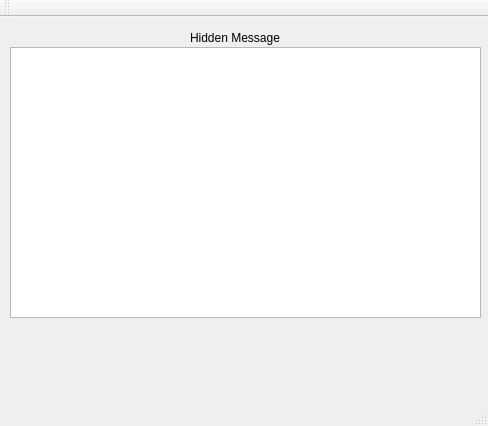
Above: mainwindow.ui from Kravlalala/LSB before the change. Below: the same form after it.
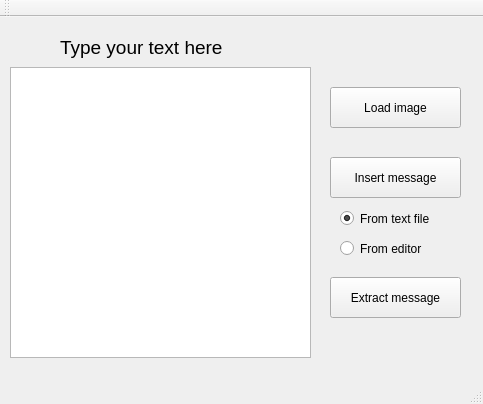
That is the form after the change.

```diff
--- a/mainwindow.ui
+++ b/mainwindow.ui
@@ -6,8 +6,8 @@
    <rect>
     <x>0</x>
     <y>0</y>
-    <width>488</width>
-    <height>426</height>
+    <width>483</width>
+    <height>404</height>
    </rect>
   </property>
   <property name="windowTitle">
@@ -17,26 +17,99 @@
    <widget class="QLabel" name="label">
     <property name="geometry">
      <rect>
-      <x>190</x>
-      <y>10</y>
-      <width>121</width>
+      <x>60</x>
+      <y>20</y>
+      <width>181</width>
       <height>21</height>
      </rect>
     </property>
+    <property name="font">
+     <font>
+      <pointsize>14</pointsize>
+     </font>
+    </property>
     <property name="text">
-     <string>Hidden Message</string>
+     <string>Type your text here</string>
     </property>
    </widget>
-   <widget class="QListView" name="listView">
+   <widget class="QTextEdit" name="textEdit">
     <property name="geometry">
      <rect>
       <x>10</x>
-      <y>30</y>
-      <width>471</width>
-      <height>271</height>
+      <y>50</y>
+      <width>301</width>
+      <height>291</height>
      </rect>
     </property>
    </widget>
+   <widget class="QPushButton" name="loadContainer">
+    <property name="geometry">
+     <rect>
+      <x>330</x>
+      <y>70</y>
+      <width>131</width>
+      <height>41</height>
+     </rect>
+    </property>
+    <property name="text">
+     <string>Load image</string>
+    </property>
+   </widget>
+   <widget class="QPushButton" name="insertMessage">
+    <property name="geometry">
+     <rect>
+      <x>330</x>
+      <y>140</y>
+      <width>131</width>
+      <height>41</height>
+     </rect>
+    </property>
+    <property name="text">
+     <string>Insert message</string>
+    </property>
+   </widget>
+   <widget class="QRadioButton" name="fileRadio">
+    <property name="geometry">
+     <rect>
+      <x>340</x>
+      <y>190</y>
+      <width>112</width>
+      <height>23</height>
+     </rect>
+    </property>
+    <property name="text">
+     <string>From text file</string>
+    </property>
+    <property name="checked">
+     <bool>true</bool>
+    </property>
+   </widget>
+   <widget class="QRadioButton" name="editorRadio">
+    <property name="geometry">
+     <rect>
+      <x>340</x>
+      <y>220</y>
+      <width>112</width>
+      <height>23</height>
+     </rect>
+    </property>
+    <property name="text">
+     <string>From editor</string>
+    </property>
+   </widget>
+   <widget class="QPushButton" name="extractMessage">
+    <property name="geometry">
+     <rect>
+      <x>330</x>
+      <y>260</y>
+      <width>131</width>
+      <height>41</height>
+     </rect>
+    </property>
+    <property name="text">
+     <string>Extract message</string>
+    </property>
+   </widget>
   </widget>
   <widget class="QMenuBar" name="menuBar">
    <property name="geometry">
```
Left out of the diff: 14 changed lines with no effect on the pictures.
